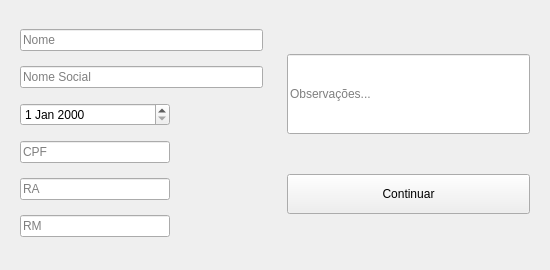
Senac-SOR-ADS/Gerenciamento-Escolar, file App/view/ui/registerStudent.ui: the form before one commit.
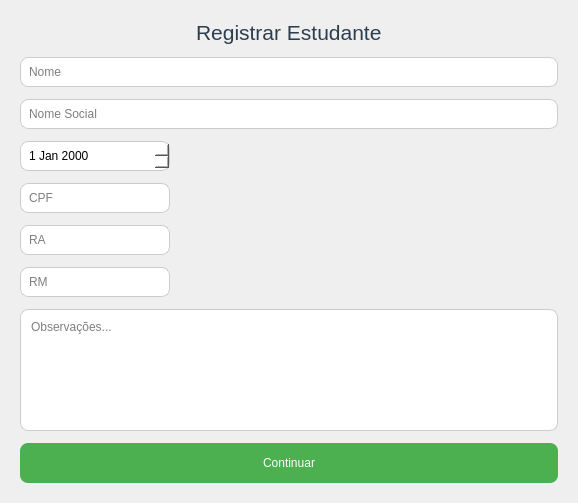
The form after the commit. Icons and pictures are not drawn.

Commit message: fix(newReport e registerStudent)

```diff
--- a/App/view/ui/registerStudent.ui
+++ b/App/view/ui/registerStudent.ui
@@ -6,17 +6,103 @@
    <rect>
     <x>0</x>
     <y>0</y>
-    <width>550</width>
-    <height>270</height>
+    <width>578</width>
+    <height>503</height>
    </rect>
   </property>
   <property name="windowTitle">
-   <string>Form</string>
+   <string>Registrar Estudante</string>
+  </property>
+  <property name="windowIcon">
+   <iconset>
+    <normaloff>imagens/68045.png</normaloff>imagens/68045.png</iconset>
+  </property>
+  <property name="styleSheet">
+   <string notr="true">QLabel{
+ font-family: &quot;Segoe UI&quot;, &quot;Arial&quot;, sans-serif;
+    font-size: 16px;
+    font-weight: 500;   
+    color: #2c3e50;
+}
+QLineEdit, QTextEdit {
+    border: 1px solid #ccc;
+    border-radius: 8px;
+    padding: 6px;
+    background: white;
+}
+QDateEdit {
+	border: 1px solid #ccc;
+    border-radius: 8px;
+    padding: 6px;
+    background: white;
+}
+
+QLineEdit:focus, QDateTimeEdit:focus {
+    border: 2px solid #4CAF50;
+}
+QPushButton {
+    background-color: #4CAF50;
+    color: white;
+    border-radius: 8px;
+    padding: 6px 12px;
+}
+
+QPushButton:hover {
+    background-color: #45a049;
+}
+
+QPushButton:pressed {
+    background-color: #3d8b40;
+}
+</string>
   </property>
   <layout class="QHBoxLayout" name="horizontalLayout">
    <item>
     <widget class="QWidget" name="widget_2" native="true">
      <layout class="QVBoxLayout" name="verticalLayout">
+      <property name="spacing">
+       <number>12</number>
+      </property>
+      <item>
+       <layout class="QHBoxLayout" name="horizontalLayout_2">
+        <property name="spacing">
+         <number>6</number>
+        </property>
+        <item alignment="Qt::AlignHCenter">
+         <widget class="QLabel" name="label">
+          <property name="text">
+           <string>&lt;html&gt;&lt;head/&gt;&lt;body&gt;&lt;p&gt;&lt;span style=&quot; font-size:16pt; font-weight:400;&quot;&gt;Registrar Estudante&lt;/span&gt;&lt;/p&gt;&lt;/body&gt;&lt;/html&gt;</string>
+          </property>
+         </widget>
+        </item>
+       </layout>
+      </item>
+      <item>
+       <spacer name="verticalSpacer">
+        <property name="orientation">
+         <enum>Qt::Vertical</enum>
+        </property>
+        <property name="sizeHint" stdset="0">
+         <size>
+          <width>20</width>
+          <height>40</height>
+         </size>
+        </property>
+       </spacer>
+      </item>
+      <item>
+       <spacer name="verticalSpacer_2">
+        <property name="orientation">
+         <enum>Qt::Vertical</enum>
+        </property>
+        <property name="sizeHint" stdset="0">
+         <size>
+          <width>20</width>
+          <height>40</height>
+         </size>
+        </property>
+       </spacer>
+      </item>
       <item>
        <widget class="QLineEdit" name="nome">
         <property name="text">
@@ -95,23 +181,20 @@
         </property>
        </widget>
       </item>
-     </layout>
-    </widget>
-   </item>
-   <item>
-    <widget class="QWidget" name="widget_4" native="true">
-     <layout class="QVBoxLayout" name="verticalLayout_3">
       <item>
-       <widget class="QLineEdit" name="observacao">
+       <widget class="QTextEdit" name="textEdit">
+        <property name="minimumSize">
+         <size>
+          <width>0</width>
+          <height>60</height>
+         </size>
+        </property>
         <property name="maximumSize">
          <size>
           <width>16777215</width>
-          <height>80</height>
+          <height>16777215</height>
          </size>
         </property>
-        <property name="text">
-         <string/>
-        </property>
         <property name="placeholderText">
          <string>Observações...</string>
         </property>
```
The commit also changes 2 other files.
